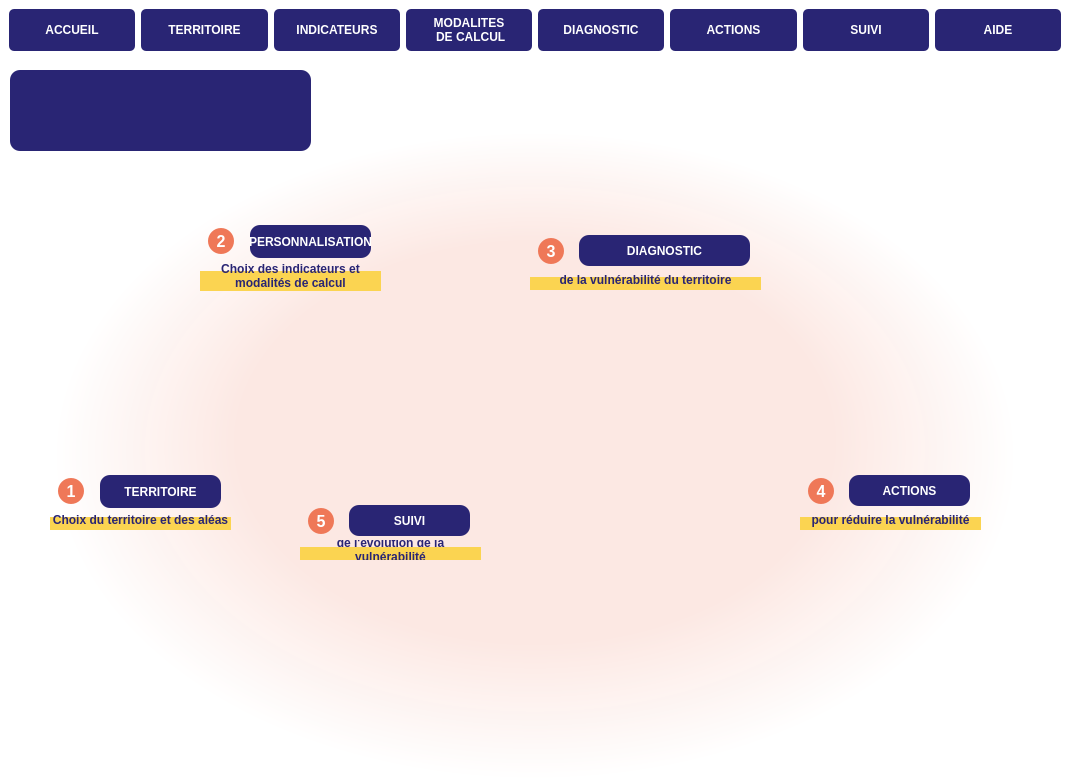
First picture: the form in agirisk_dialog_base.ui, repository CEREMA/AgiRisk, before the edit.
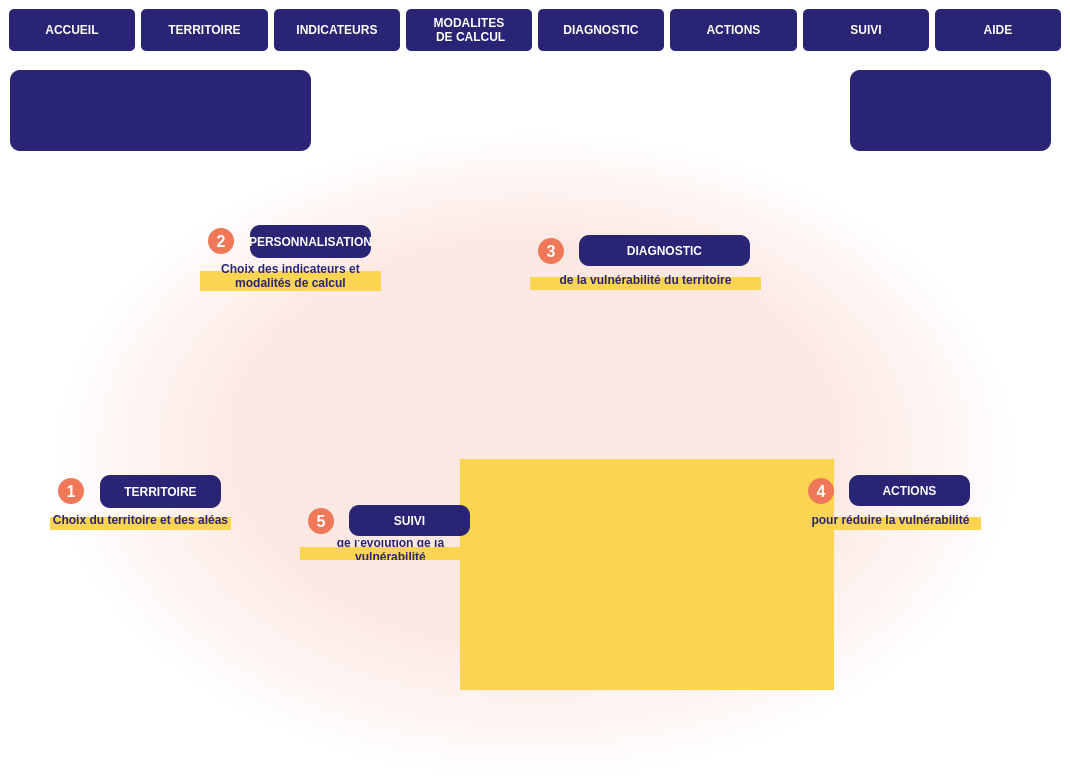
Second picture: the form after the edit. The open tabs and pages were chosen to show the change. Icons and pictures are not drawn. Custom widgets are drawn as their Qt base class.

Patch:
```diff
--- a/agirisk_dialog_base.ui
+++ b/agirisk_dialog_base.ui
@@ -687,9 +687,6 @@
                 <height>131</height>
                </rect>
               </property>
-              <property name="styleSheet">
-               <string notr="true">image: url(:/plugins/plugin_agirisk/medias/action.gif);</string>
-              </property>
              </widget>
              <widget class="QPushButton" name="pb_etape4">
               <property name="geometry">
@@ -727,9 +724,6 @@
                <height>211</height>
               </rect>
              </property>
-             <property name="styleSheet">
-              <string notr="true"/>
-             </property>
              <widget class="QWidget" name="widget_15" native="true">
               <property name="geometry">
                <rect>
@@ -840,9 +834,6 @@
                 <verstretch>0</verstretch>
                </sizepolicy>
               </property>
-              <property name="styleSheet">
-               <string notr="true">image: url(:/plugins/plugin_agirisk/medias/suivi.gif);</string>
-              </property>
              </widget>
             </widget>
             <widget class="QPushButton" name="pb_lien_site_cerema">
@@ -877,10 +868,6 @@
                <height>81</height>
               </rect>
              </property>
-             <property name="styleSheet">
-              <string notr="true">image: url(:/plugins/plugin_agirisk/medias/Logo AgiRiskHD.png);
-background-color: rgb(255, 255, 255);</string>
-             </property>
              <property name="text">
               <string/>
              </property>
@@ -900,10 +887,6 @@
                <height>350</height>
               </rect>
              </property>
-             <property name="styleSheet">
-              <string notr="true">background-color: rgba(255, 255, 255, 0);
-background-image: url(:/plugins/plugin_agirisk/medias/PhotoCrueNemoursArnaudBouissouTerra.png);</string>
-             </property>
              <property name="text">
               <string/>
              </property>
```
Left out of the diff: 41 changed lines with no effect on the pictures.
